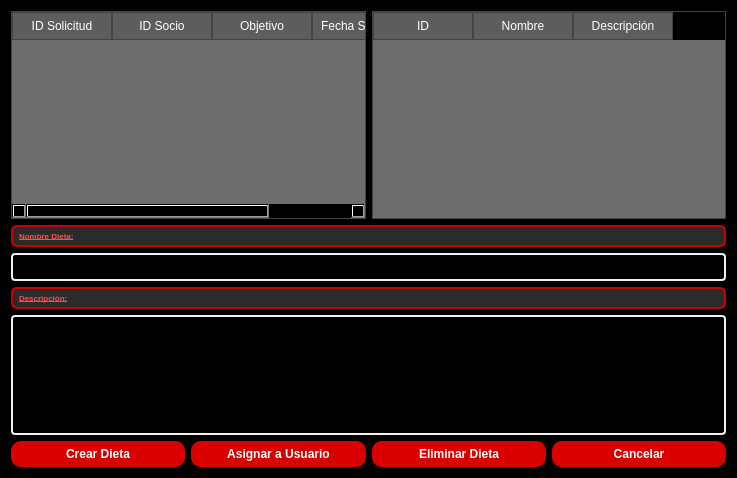
Above: src/vista/ui/CrearDieta.ui from OscaarMG/campasgym before the change. Below: the same form after it.
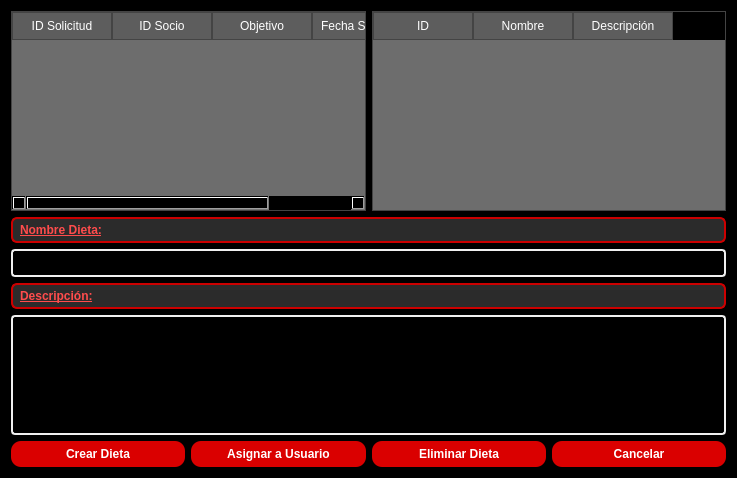
That is the form after the change.

Patch:
```diff
--- a/src/vista/ui/CrearDieta.ui
+++ b/src/vista/ui/CrearDieta.ui
@@ -260,7 +260,7 @@
     color: #ff4c4c;              
     border: 2px solid #cc0000;     
     padding: 4px;
-    font-size: 8px;
+    font-size: 12px;
     font-weight: bold;
     border-radius: 6px;
 }
@@ -295,7 +295,7 @@
     color: #ff4c4c;              
     border: 2px solid #cc0000;     
     padding: 4px;
-    font-size: 8px;
+    font-size: 12px;
     font-weight: bold;
     border-radius: 6px;
 }
```
